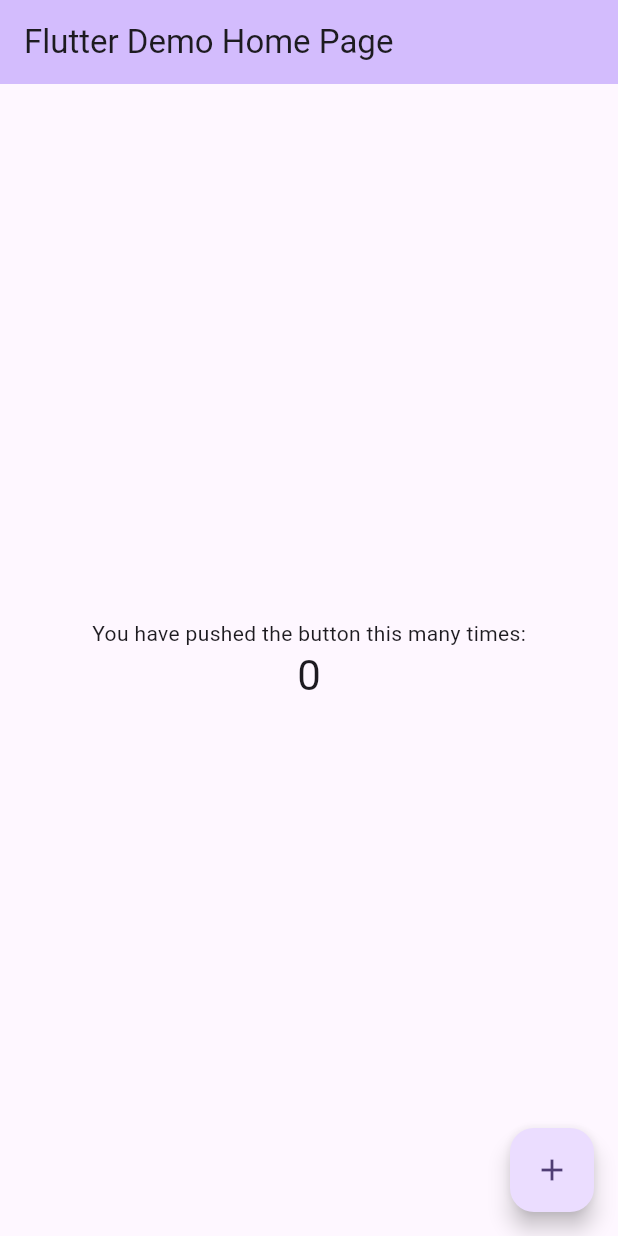
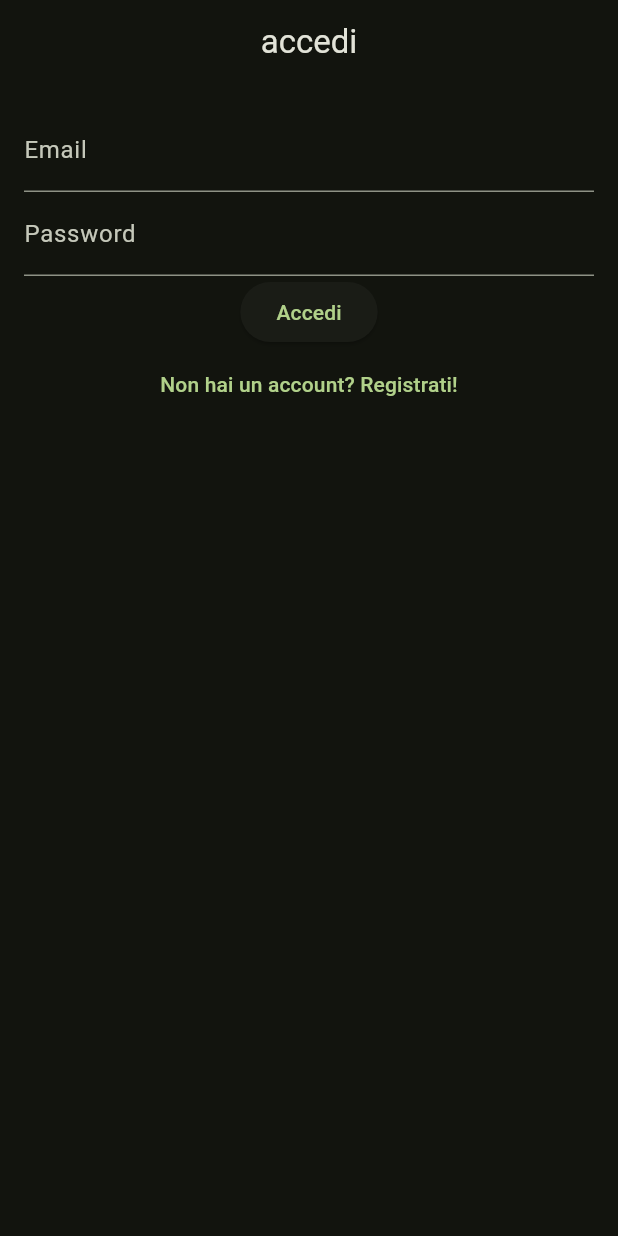
Before and after one commit to Sebasdnv/sebastian_diaz_supabase, a Flutter app: the screen it shows after launch, on a phone screen of 412 x 824 dp. Run offline on Flutter 3.47's test engine with Material 3 defaults, Android fonts, the phone set to English and light mode, and no system bars; our stand-ins replace flutter_dotenv, supabase_flutter; accounts and stored records are empty.

Commit message:
login e registrazione implementati

```diff
--- a/lib/main.dart
+++ b/lib/main.dart
@@ -1,8 +1,11 @@
 import 'package:flutter/material.dart';
+import 'package:provider/provider.dart';
 import 'package:sebastian_diaz_supabase/core/supabase_client_manager.dart';
+import 'package:sebastian_diaz_supabase/viewmodel/auth_view_model.dart';
+import 'package:sebastian_diaz_supabase/views/auth/login_view.dart';
+import 'package:sebastian_diaz_supabase/views/home_view.dart';
 
 void main() async {
-
   WidgetsFlutterBinding.ensureInitialized();
 
   await SupabaseClientManager.init();
@@ -16,27 +19,22 @@
   // This widget is the root of your application.
   @override
   Widget build(BuildContext context) {
-    return MaterialApp(
-      title: 'Flutter Demo',
-      theme: ThemeData(
-        // This is the theme of your application.
-        //
-        // TRY THIS: Try running your application with "flutter run". You'll see
-        // the application has a purple toolbar. Then, without quitting the app,
-        // try changing the seedColor in the colorScheme below to Colors.green
-        // and then invoke "hot reload" (save your changes or press the "hot
-        // reload" button in a Flutter-supported IDE, or press "r" if you used
-        // the command line to start the app).
-        //
-        // Notice that the counter didn't reset back to zero; the application
-        // state is not lost during the reload. To reset the state, use hot
-        // restart instead.
-        //
-        // This works for code too, not just values: Most code changes can be
-        // tested with just a hot reload.
-        colorScheme: .fromSeed(seedColor: Colors.deepPurple),
+    return ChangeNotifierProvider(
+      create: (_) => AuthViewModel(),
+      child: Consumer<AuthViewModel>(
+        builder: (context, auth, _) {
+          return MaterialApp(
+            title: 'Flutter Demo',
+            theme: ThemeData(
+              colorScheme: ColorScheme.fromSeed(
+                seedColor: Colors.lightGreen,
+                brightness: Brightness.dark,
+              ),
+            ),
+            home: auth.session != null ? const HomeView() : LoginView(),
+          );
+        },
       ),
-      home: const MyHomePage(title: 'Flutter Demo Home Page'),
     );
   }
 }
--- /dev/null
+++ b/lib/views/auth/login_view.dart
@@ -0,0 +1,45 @@
+import 'package:flutter/material.dart';
+import 'package:provider/provider.dart';
+import 'package:sebastian_diaz_supabase/viewmodel/auth_view_model.dart';
+import 'package:sebastian_diaz_supabase/views/auth/register_view.dart';
+import 'package:sebastian_diaz_supabase/views/home_view.dart';
+
+class LoginView extends StatelessWidget {
+  const LoginView({super.key});
+
+  @override
+  Widget build(BuildContext context) {
+    final vm = Provider.of<AuthViewModel>(context);
+    final emailController = TextEditingController();
+    final passwordController = TextEditingController();
+    return Scaffold(
+      appBar: AppBar(title: Text("accedi"), centerTitle: true),
+      body: vm.isLoading
+          ? const Center(child: CircularProgressIndicator())
+          : Padding(
+              padding: const EdgeInsets.all(16),
+              child: Column(
+                children: [
+                  TextField(
+                    controller: emailController,
+                    decoration: InputDecoration(labelText: "Email"),
+                  ),
+                  TextField(
+                    controller: passwordController,
+                    decoration: InputDecoration(labelText: "Password"),
+                  ),
+                  ElevatedButton(onPressed: ()async{
+                    await vm.login(emailController.text, passwordController.text);
+                    if (vm.session != null) {
+                      Navigator.pushReplacement(context, MaterialPageRoute(builder: (_)=> HomeView()));
+                    }
+                  }, child: Text("Accedi")),
+                  TextButton(onPressed: (){
+                    Navigator.push(context, MaterialPageRoute(builder: (_)=> RegisterView()));
+                  }, child: Text("Non hai un account? Registrati!"))
+                ]
+              ),
+            ),
+    );
+  }
+}
```
Also changed, not shown: lib/viewmodel/auth_view_model.dart (+7 -0 lines), lib/views/auth/register_view.dart (added, +47 -0 lines), lib/views/home_view.dart (added, +28 -0 lines).
